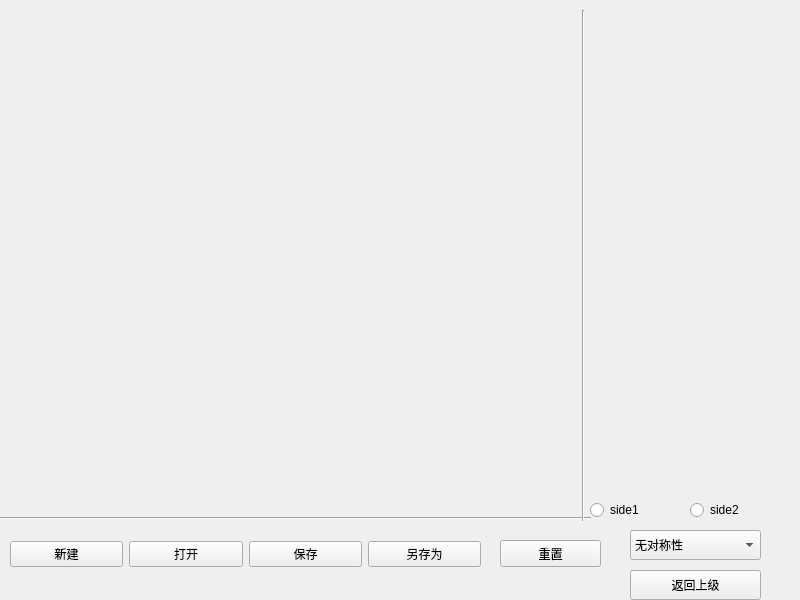
Old version of the form mapWindow.ui in the repository piggyfeilian/myTrySomething.
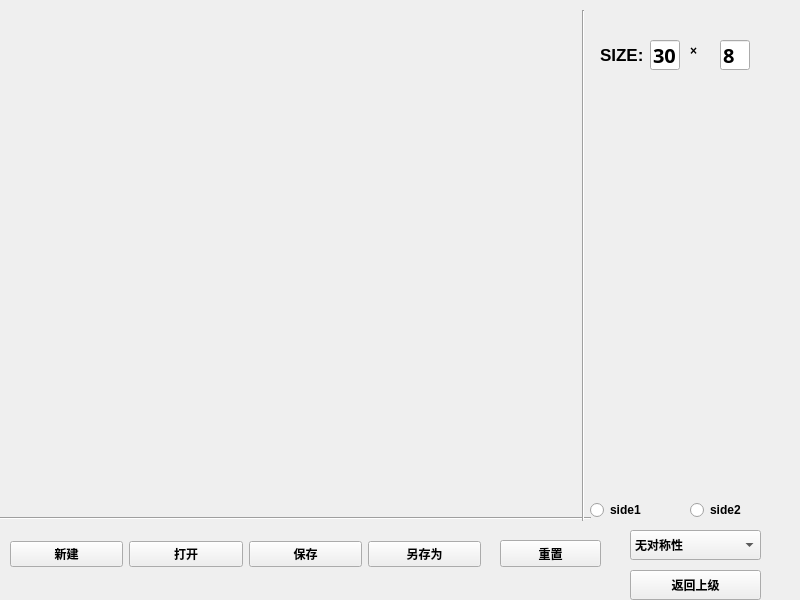
New version of the form.

Commit message: map Editor almost finished 1 add file IO functionality 2 complete the operations on all-the-buttons-clicked 3 rectify some functions in class MapView 4 add the size label

Patch:
```diff
--- a/mapWindow.ui
+++ b/mapWindow.ui
@@ -10,6 +10,12 @@
     <height>600</height>
    </rect>
   </property>
+  <property name="font">
+   <font>
+    <weight>75</weight>
+    <bold>true</bold>
+   </font>
+  </property>
   <property name="windowTitle">
    <string>Form</string>
   </property>
@@ -133,17 +139,6 @@
     </item>
    </layout>
   </widget>
-  <widget class="QWidget" name="horizontalLayoutWidget">
-   <property name="geometry">
-    <rect>
-     <x>599</x>
-     <y>19</y>
-     <width>191</width>
-     <height>471</height>
-    </rect>
-   </property>
-   <layout class="QHBoxLayout" name="listLayout"/>
-  </widget>
   <widget class="QRadioButton" name="side1">
    <property name="geometry">
     <rect>
@@ -183,6 +178,94 @@
     <string>重置</string>
    </property>
   </widget>
+  <widget class="QWidget" name="verticalLayoutWidget_2">
+   <property name="geometry">
+    <rect>
+     <x>600</x>
+     <y>110</y>
+     <width>181</width>
+     <height>381</height>
+    </rect>
+   </property>
+   <layout class="QVBoxLayout" name="listLayout"/>
+  </widget>
+  <widget class="QLabel" name="label">
+   <property name="geometry">
+    <rect>
+     <x>600</x>
+     <y>40</y>
+     <width>51</width>
+     <height>30</height>
+    </rect>
+   </property>
+   <property name="font">
+    <font>
+     <pointsize>13</pointsize>
+     <weight>75</weight>
+     <bold>true</bold>
+    </font>
+   </property>
+   <property name="autoFillBackground">
+    <bool>true</bool>
+   </property>
+   <property name="text">
+    <string>SIZE:</string>
+   </property>
+  </widget>
+  <widget class="QLineEdit" name="widthEdit">
+   <property name="geometry">
+    <rect>
+     <x>650</x>
+     <y>40</y>
+     <width>30</width>
+     <height>30</height>
+    </rect>
+   </property>
+   <property name="font">
+    <font>
+     <family>FangSong</family>
+     <pointsize>15</pointsize>
+    </font>
+   </property>
+   <property name="text">
+    <string>30</string>
+   </property>
+  </widget>
+  <widget class="QLineEdit" name="heightEdit">
+   <property name="geometry">
+    <rect>
+     <x>720</x>
+     <y>40</y>
+     <width>30</width>
+     <height>30</height>
+    </rect>
+   </property>
+   <property name="font">
+    <font>
+     <family>FangSong</family>
+     <pointsize>15</pointsize>
+    </font>
+   </property>
+   <property name="text">
+    <string>8</string>
+   </property>
+  </widget>
+  <widget class="QLabel" name="label_2">
+   <property name="geometry">
+    <rect>
+     <x>690</x>
+     <y>40</y>
+     <width>21</width>
+     <height>21</height>
+    </rect>
+   </property>
+   <property name="autoFillBackground">
+    <bool>true</bool>
+   </property>
+   <property name="text">
+    <string>×</string>
+   </property>
+  </widget>
  </widget>
  <resources/>
  <connections/>
```
The commit also changes 3 other files.
